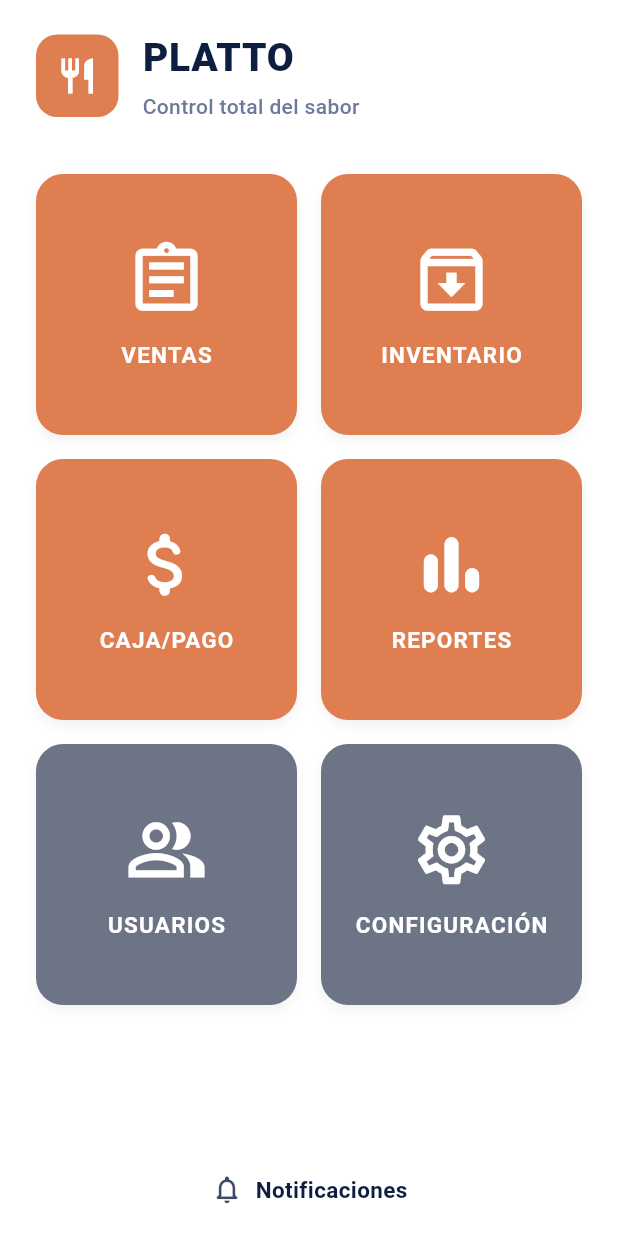
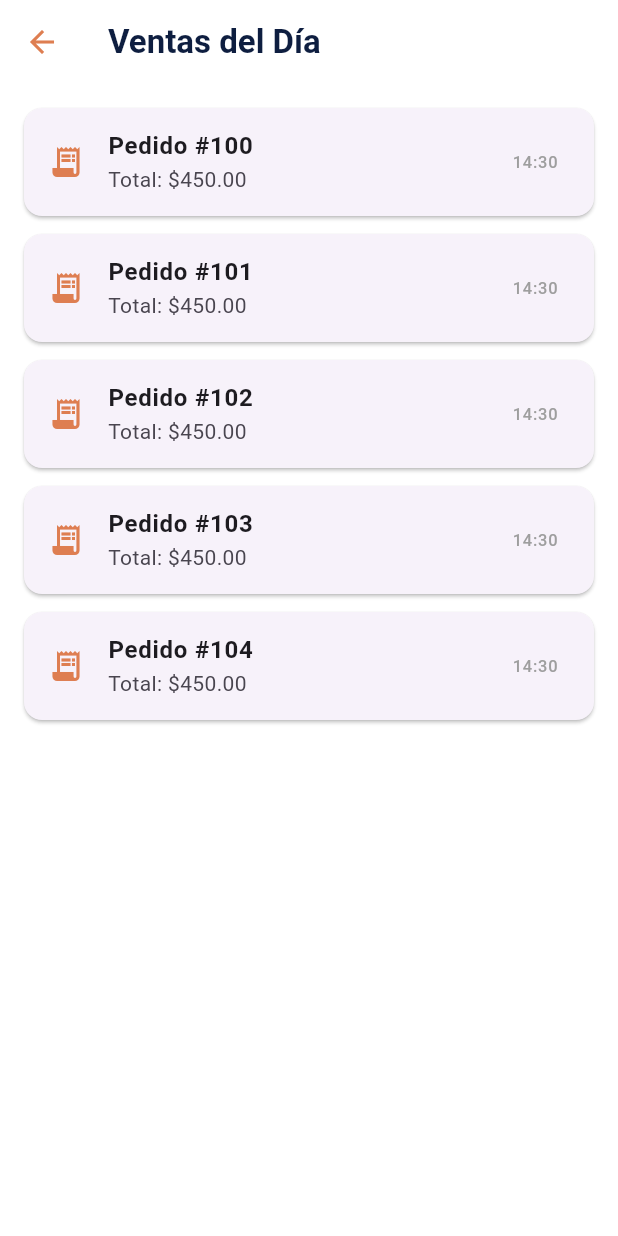
Before and after one commit to fzvercetti/Platto_Guli_Project, a Flutter app: the screen it shows after launch, after a tap on "VENTAS", on a phone screen of 412 x 824 dp. Run offline on Flutter 3.47's test engine with Material 3 defaults, Android fonts, the phone set to English and light mode, and no system bars.

Commit message:
integración de ventas y lógica base

```diff
--- a/lib/screens/menu_page.dart
+++ b/lib/screens/menu_page.dart
@@ -1,4 +1,5 @@
 import 'package:flutter/material.dart';
+import 'sales_platto.dart';
 
 class PlattoMenuPage extends StatelessWidget {
   const PlattoMenuPage({super.key});
@@ -107,8 +108,17 @@ class PlattoMenuPage extends StatelessWidget {
                   children: menuItems.map((item) {
                     return InkWell(
                       onTap: () {
-                        // Aquí manejarás la navegación a cada pantalla más adelante
-                        print('Presionaste: ${item['title']}');
+                        if (item['title'] == 'VENTAS') {
+                          Navigator.push(
+                            context,
+                            MaterialPageRoute(
+                              builder: (context) => const SalesPlatto(),
+                            ),
+                          );
+                        } else {
+                          // Aquí puedes manejar las otras opciones más adelante
+                          print('Presionaste: ${item['title']}');
+                        }
                       },
                       borderRadius: BorderRadius.circular(18),
                       child: Container(
--- /dev/null
+++ b/lib/screens/sales_platto.dart
@@ -0,0 +1,60 @@
+import 'package:flutter/material.dart';
+
+class SalesPlatto extends StatelessWidget {
+  const SalesPlatto({super.key});
+
+  @override
+  Widget build(BuildContext context) {
+    const Color brandOrange = Color(0xFFDE7E51);
+    const Color darkText = Color(0xFF0E1E40);
+
+    return Scaffold(
+      backgroundColor: Colors.white,
+      appBar: AppBar(
+        title: const Text(
+          "Ventas del Día",
+          style: TextStyle(color: darkText, fontWeight: FontWeight.bold),
+        ),
+        backgroundColor: Colors.white,
+        elevation: 0,
+        iconTheme: const IconThemeData(color: brandOrange),
+      ),
+      body: Padding(
+        padding: const EdgeInsets.all(16.0),
+        child: Column(
+          children: [
+            // Aquí irá la lista de ventas (cuando conectes el backend)
+            Expanded(
+              child: ListView.builder(
+                itemCount: 5, // Simulación de 5 ventas
+                itemBuilder: (context, index) {
+                  return Card(
+                    margin: const EdgeInsets.only(bottom: 12),
+                    shape: RoundedRectangleBorder(
+                      borderRadius: BorderRadius.circular(12),
+                    ),
+                    child: ListTile(
+                      leading: const Icon(
+                        Icons.receipt_long,
+                        color: brandOrange,
+                      ),
+                      title: Text(
+                        "Pedido #${100 + index}",
+                        style: const TextStyle(fontWeight: FontWeight.bold),
+                      ),
+                      subtitle: const Text("Total: \$450.00"),
+                      trailing: const Text(
+                        "14:30",
+                        style: TextStyle(color: Colors.grey),
+                      ),
+                    ),
+                  );
+                },
+              ),
+            ),
+          ],
+        ),
+      ),
+    );
+  }
+}
```
